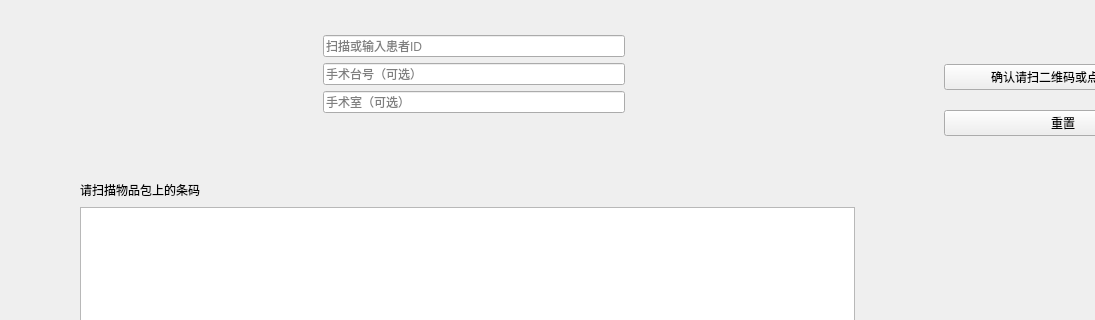
Above: src/app/ortrac/widget/usepanel.ui from sundm/cssd before the change; both pictures show x 0 to 1095 and y 0 to 320 of the 1191 by 788 pixel window. Below: the same form after it.
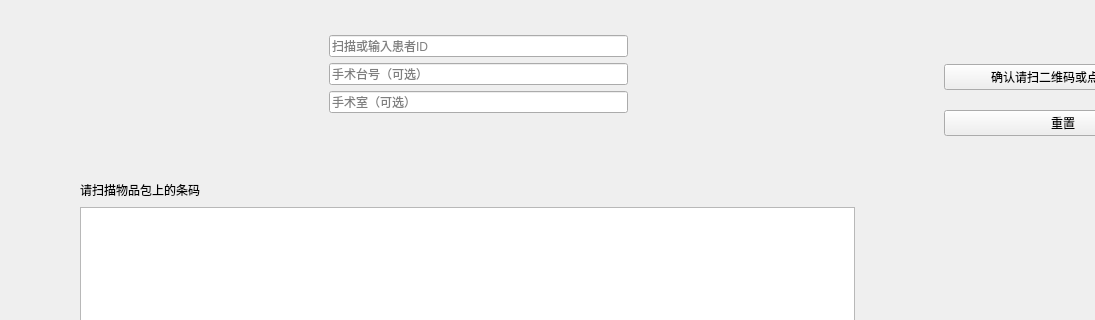
That is the form after the change. Icons and pictures are not drawn. Custom widgets are drawn as their Qt base class.

```diff
--- a/src/app/ortrac/widget/usepanel.ui
+++ b/src/app/ortrac/widget/usepanel.ui
@@ -36,6 +36,9 @@
    <item row="0" column="0">
     <widget class="QFrame" name="groupFrame2">
      <layout class="QGridLayout" name="gridLayout">
+      <property name="horizontalSpacing">
+       <number>15</number>
+      </property>
       <item row="0" column="2" rowspan="6">
        <widget class="QLabel" name="patientIcon">
         <property name="pixmap">
```
